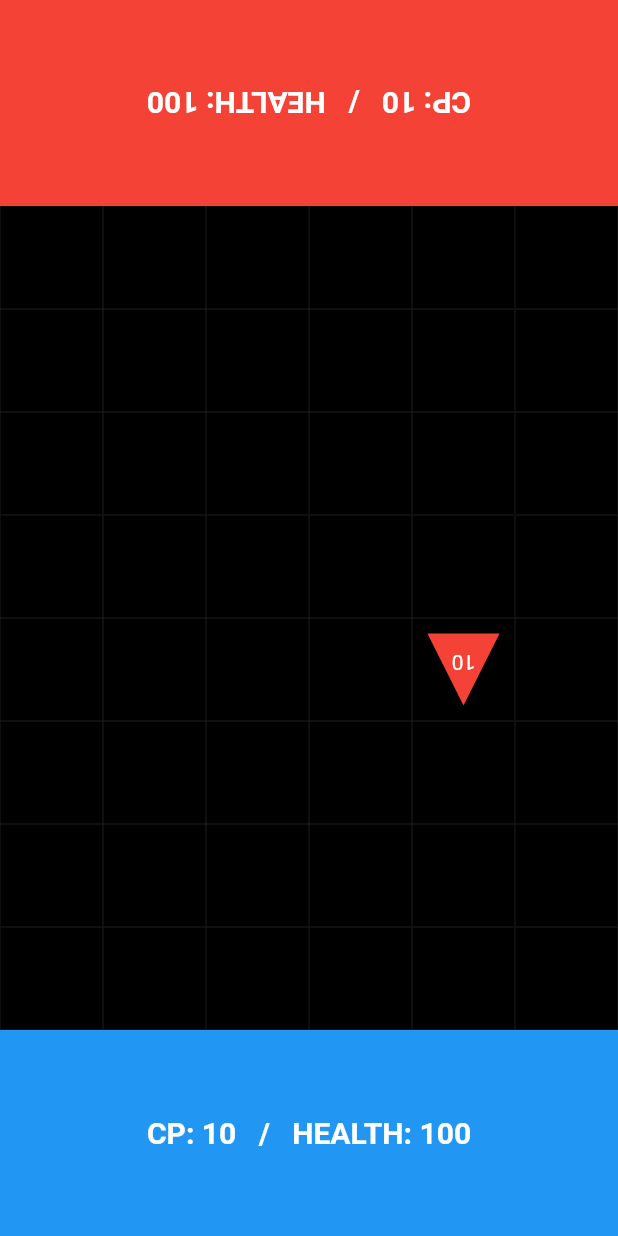
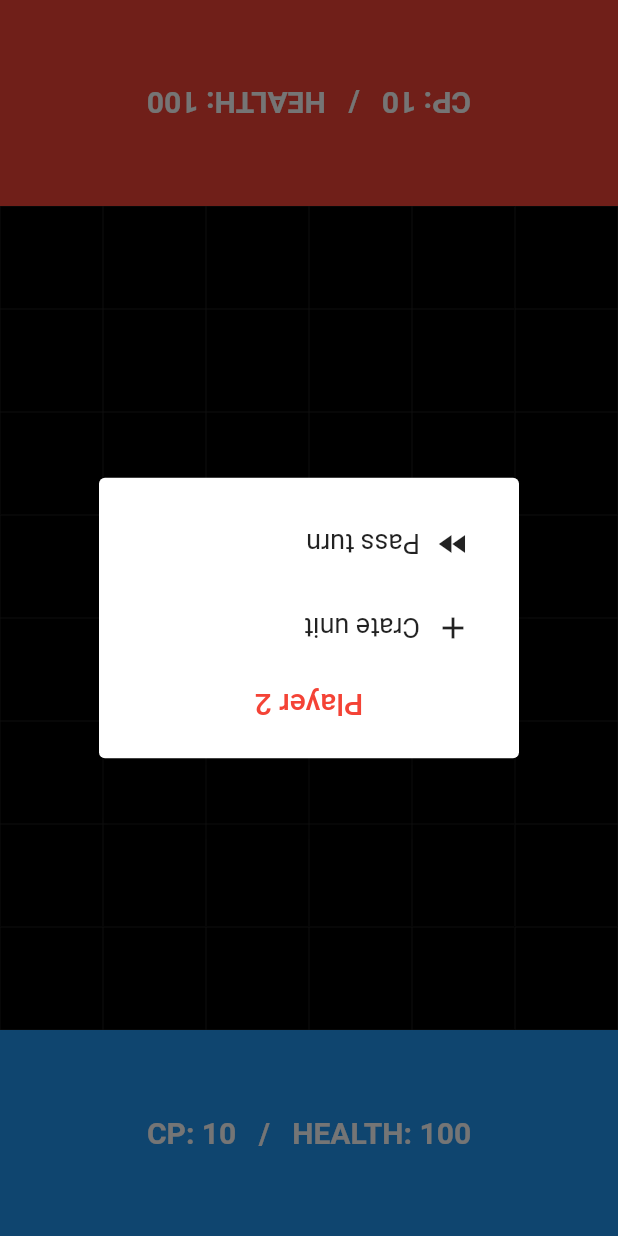
Before and after one commit to vndly/tactic-game, a Flutter app: the screen it shows after launch, after a tap on an icon or button, on a phone screen of 412 x 824 dp. Run offline on Flutter 3.47's test engine with Material 2 defaults, Android fonts, the light colour scheme and no system bars.

Commit message:
Code cleanup

```diff
--- a/lib/models/player.dart
+++ b/lib/models/player.dart
@@ -8,6 +8,7 @@ class Player {
   final List<Unit> units = [];
   int commandPoints;
   int health;
+  bool turnPassed = false;
 
   Player({
     @required this.id,
--- a/lib/widgets/command_center.dart
+++ b/lib/widgets/command_center.dart
@@ -4,7 +4,7 @@ import 'package:flutter/material.dart';
 class CommandCenter extends StatelessWidget {
   final Player player;
   final double height;
-  final Function(Player) onTap;
+  final Function(BuildContext, Player) onTap;
 
   const CommandCenter({
     @required this.player,
@@ -21,7 +21,7 @@ class CommandCenter extends StatelessWidget {
       child: Material(
         color: Colors.transparent,
         child: InkWell(
-          onTap: () => onTap(player),
+          onTap: player.turnPassed ? null : () => onTap(context, player),
           child: Center(
             child: RotatedBox(
               quarterTurns: player.quarterTurns,
--- a/lib/widgets/match_screen.dart
+++ b/lib/widgets/match_screen.dart
@@ -49,7 +49,60 @@ class _MatchScreenState extends State<MatchScreen> {
     );
   }
 
-  void _onCommandCenterTapped(Player player) {
+  void _onCommandCenterTapped(BuildContext context, Player player) {
+    showDialog(
+      context: context,
+      builder: (context) {
+        return RotatedBox(
+          quarterTurns: player.quarterTurns,
+          child: SimpleDialog(
+            title: Center(
+              child: Text(
+                'Player ${player.id}',
+                style: TextStyle(color: player.color),
+              ),
+            ),
+            children: [
+              SimpleDialogOption(
+                onPressed: () {
+                  Navigator.of(context).pop();
+                  _onCreateUnit(player);
+                },
+                child: Padding(
+                  padding: const EdgeInsets.all(8),
+                  child: Row(
+                    children: [
+                      Icon(Icons.add),
+                      SizedBox(width: 10),
+                      const Text('Crate unit', style: TextStyle(fontSize: 18)),
+                    ],
+                  ),
+                ),
+              ),
+              SimpleDialogOption(
+                onPressed: () {
+                  Navigator.of(context).pop();
+                  _onPassturn(player);
+                },
+                child: Padding(
+                  padding: const EdgeInsets.all(8),
+                  child: Row(
+                    children: [
+                      Icon(Icons.fast_forward),
+                      SizedBox(width: 10),
+                      const Text('Pass turn', style: TextStyle(fontSize: 18)),
+                    ],
+                  ),
+                ),
+              ),
+            ],
+          ),
+        );
+      },
+    );
+  }
+
+  void _onCreateUnit(Player player) {
     setState(() {
       player.addUnit(
         Unit(
@@ -62,4 +115,10 @@ class _MatchScreenState extends State<MatchScreen> {
       );
     });
   }
+
+  void _onPassturn(Player player) {
+    setState(() {
+      player.turnPassed = true;
+    });
+  }
 }
```
